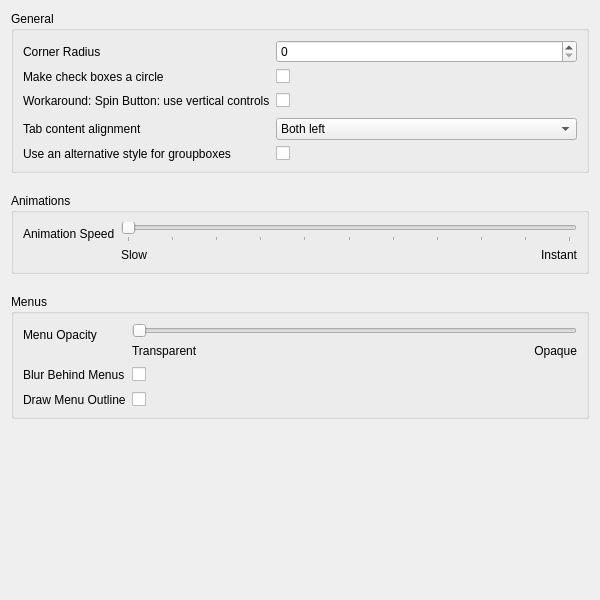
This is src/settings/settings_app.ui in zalesyc/lilac as Qt 5 draws it before an edit. The edited form follows.
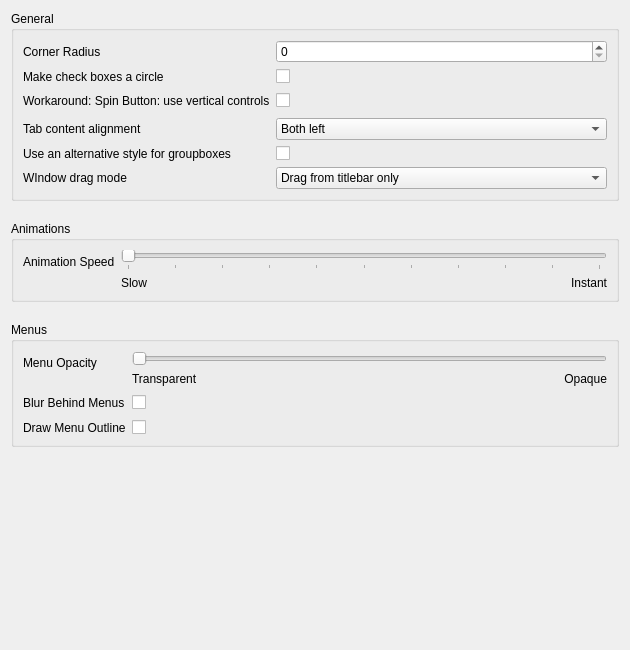
This is the edited form. Icons and pictures are not drawn.

Commit message:
Implenent initial support for dragging windows by their contents
The window_manager.cpp/.h are from the Breeze project

Patch:
```diff
--- a/src/settings/settings_app.ui
+++ b/src/settings/settings_app.ui
@@ -6,8 +6,8 @@
    <rect>
     <x>0</x>
     <y>0</y>
-    <width>600</width>
-    <height>600</height>
+    <width>630</width>
+    <height>650</height>
    </rect>
   </property>
   <property name="windowTitle">
@@ -141,6 +141,32 @@
         </property>
        </widget>
       </item>
+      <item row="5" column="0">
+       <widget class="QLabel" name="label_8">
+        <property name="text">
+         <string>WIndow drag mode</string>
+        </property>
+       </widget>
+      </item>
+      <item row="5" column="1">
+       <widget class="QComboBox" name="windowDragModeCombo">
+        <item>
+         <property name="text">
+          <string>Drag from titlebar only</string>
+         </property>
+        </item>
+        <item>
+         <property name="text">
+          <string>Drag from TItlebar, Menubars or Toolbars</string>
+         </property>
+        </item>
+        <item>
+         <property name="text">
+          <string>Drag from all empty areas</string>
+         </property>
+        </item>
+       </widget>
+      </item>
      </layout>
     </widget>
    </item>
```
The commit also changes 9 other files.
